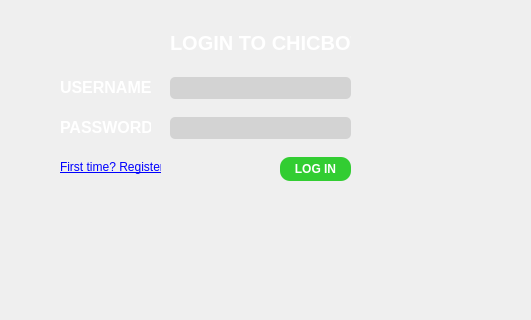
Old version of the form mainwindow.ui in the repository rhiannonlau/CISC320_ChicBot; both pictures show x 130 to 661 and y 123 to 443 of the 794 by 443 pixel window.
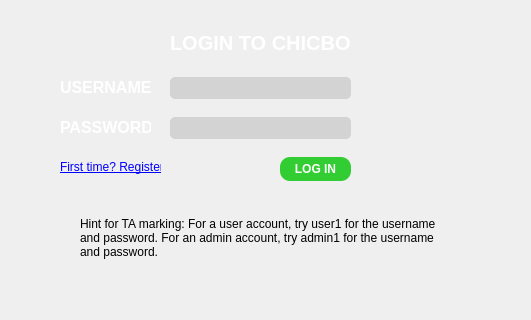
New version of the form. The open tabs and pages were chosen to show the change. Icons and pictures are not drawn.

The edit to the form file:
```diff
--- a/mainwindow.ui
+++ b/mainwindow.ui
@@ -1962,6 +1962,22 @@
        <bool>false</bool>
       </property>
      </widget>
+     <widget class="QLabel" name="label">
+      <property name="geometry">
+       <rect>
+        <x>210</x>
+        <y>330</y>
+        <width>371</width>
+        <height>61</height>
+       </rect>
+      </property>
+      <property name="text">
+       <string>Hint for TA marking: For a user account, try user1 for the username and password. For an admin account, try admin1 for the username and password.</string>
+      </property>
+      <property name="wordWrap">
+       <bool>true</bool>
+      </property>
+     </widget>
     </widget>
    </widget>
   </widget>
```
Left out of the diff: 6 changed lines with no effect on the pictures.
